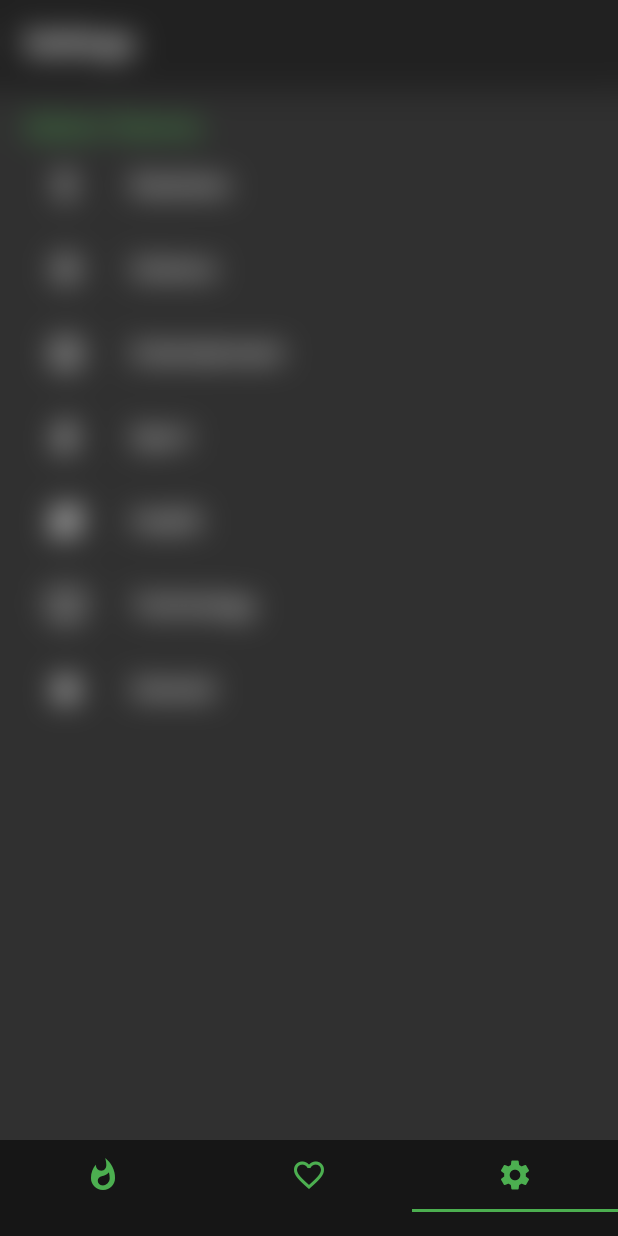
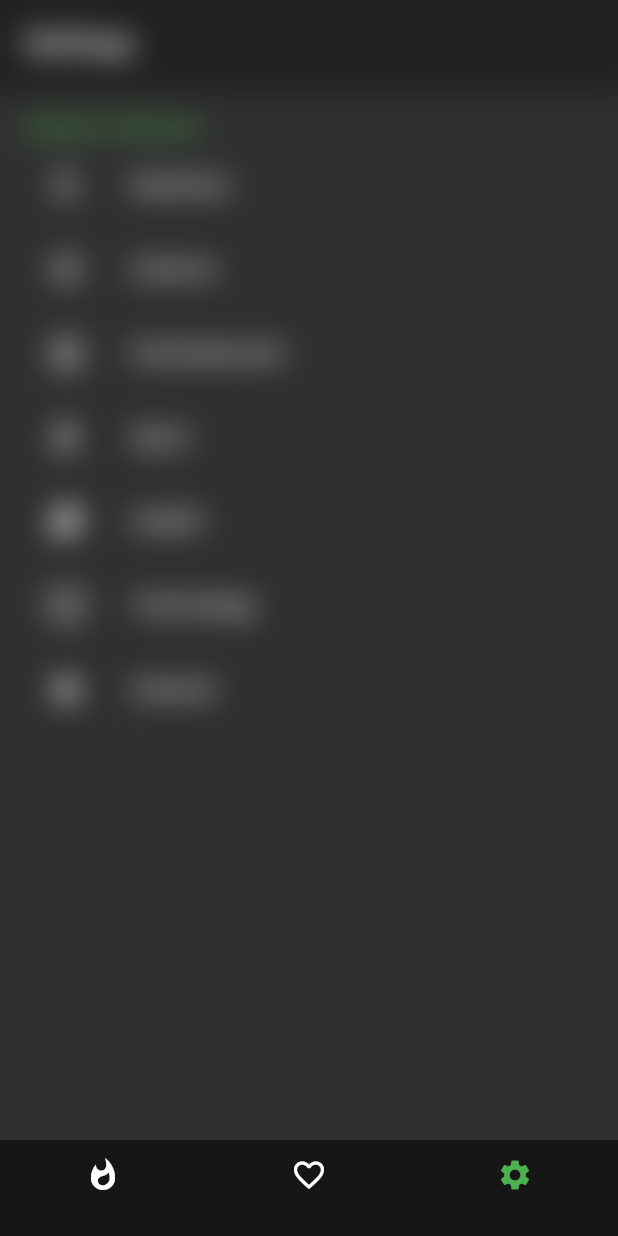
Before and after one commit to Alfie-AD/popular_news, a Flutter app: the screen it shows after launch, item 3 of the bottom bar chosen, on a phone screen of 412 x 824 dp. Run offline on Flutter 3.47's test engine with Material 2 defaults, Android fonts, the phone set to English and light mode, and no system bars; our stand-ins replace cloud_firestore, rxdart, share, shared_preferences, tuple; accounts and stored records are empty; network calls fail.

Commit message:
tab bar eddited

```diff
--- a/lib/src/list_items/list_Item.dart
+++ b/lib/src/list_items/list_Item.dart
@@ -4,6 +4,7 @@ import 'package:url_launcher/url_launcher.dart';
 import 'package:share/share.dart';
 import 'package:clean_news_ai/src/blocs/saved_news_bloc.dart';
 import 'package:clean_news_ai/src/resources/repository.dart';
+
 
 class ListItem extends StatefulWidget {
 
--- a/lib/src/ui/parent_screen.dart
+++ b/lib/src/ui/parent_screen.dart
@@ -32,19 +32,21 @@ class ParentScreenState extends State<ParentScreen> with SingleTickerProviderSta
       padding: EdgeInsets.only(bottom: bottomPadding),
       color: Colors.black54,
       child: TabBar(
+        unselectedLabelColor: Colors.white,
+        labelColor: Colors.green,
         tabs: <Tab>[
           Tab(
-            icon: Icon(Icons.whatshot, color: Colors.green),
+            icon: Icon(Icons.whatshot),
           ),
           Tab(
-            icon: Icon(Icons.favorite_border, color: Colors.green),
+            icon: Icon(Icons.favorite_border),
           ),
           Tab(
-            icon: Icon(Icons.settings, color: Colors.green),
+            icon: Icon(Icons.settings),
           )
         ],
         controller: tabController,
-        indicatorColor: Colors.green,
+        indicatorColor: Colors.transparent,
       ),
     );
   }
```
Also changed, not shown: 2 other files.
